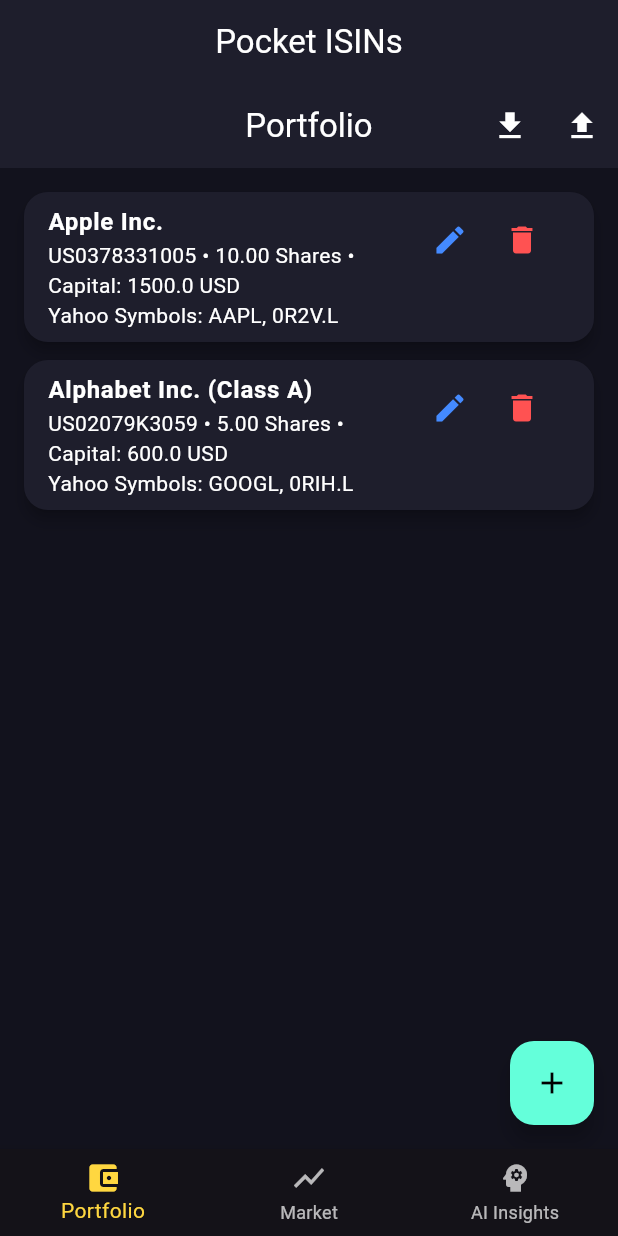
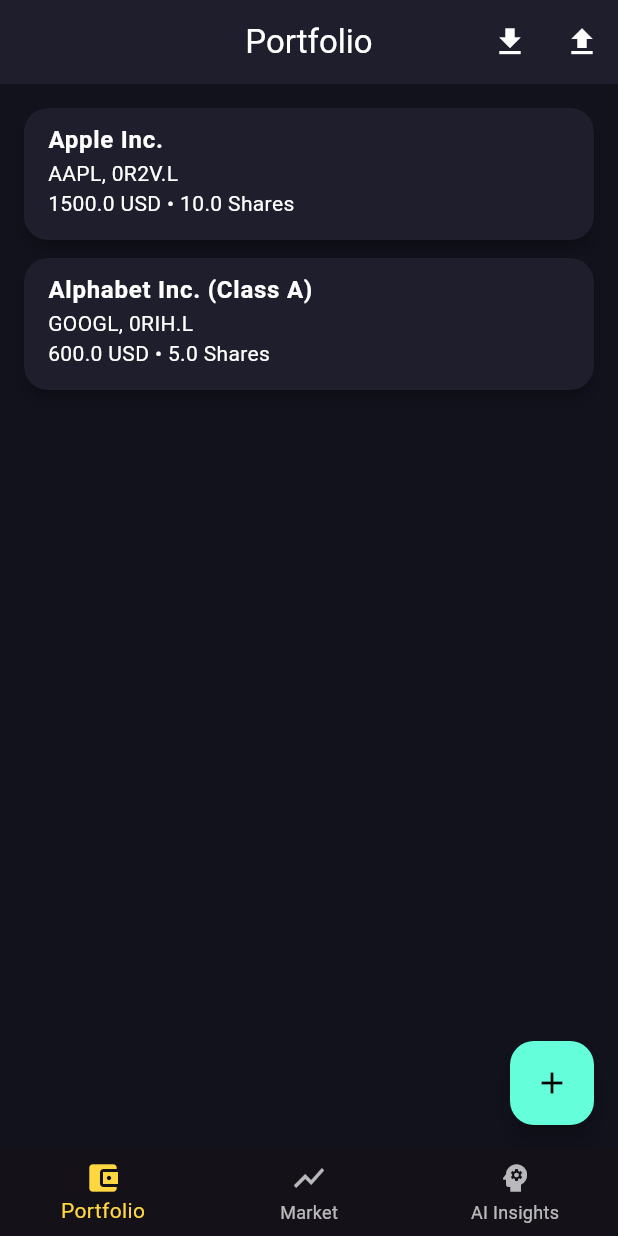
Before and after one commit to garrese/pocket-isins, a Flutter app: the screen it shows after launch, on a phone screen of 412 x 824 dp. Run offline on Flutter 3.47's test engine with Material 3 defaults, Android fonts, the phone set to English and light mode, and no system bars; our stand-ins replace dio, file_picker, fl_chart, flutter_riverpod, flutter_secure_storage, isar and 2 more; accounts and stored records are empty; generated files the repository leaves out were written again.

Commit message:
Refactor UI: Clean up headers, update portfolio layout, and align market info
- Removed global "Pocket ISINs" AppBar in `MainScreen` to prevent double headers.
- Updated `PortfolioScreen` cards to remove trailing edit/delete buttons, adding `onTap` to edit instead.
- Simplified `PortfolioScreen` subtitle layout, hiding "Yahoo Symbols" text and consolidating capital/shares display on one line when available.
- Added a confirmable Delete action `IconButton` to the `AppBar` in `IsinFormScreen`.
- Fixed the alignment of labels and values inside the `TickerDetailScreen`'s Market Info section.

Co-authored-by: garrese <49403460+garrese@users.noreply.github.com>

```diff
--- a/lib/features/portfolio/presentation/portfolio_screen.dart
+++ b/lib/features/portfolio/presentation/portfolio_screen.dart
@@ -123,37 +123,30 @@ class PortfolioScreen extends ConsumerWidget {
               }
               String tickersList = isin.tickers.map((t) => t.symbol).join(', '); // Although we change UI to Yahoo Symbol, we keep variable names internal as isin.tickers.map((t) => t.symbol)
 
+              bool hasPositions = numShares > 0 || totalCapital > 0;
+
               return Card(
                 margin: const EdgeInsets.only(bottom: 12),
                 child: ListTile(
+                  onTap: () {
+                    Navigator.push(
+                      context,
+                      MaterialPageRoute(builder: (_) => IsinFormScreen(isinToEdit: isin)),
+                    );
+                  },
                   title: Text(
                     isin.displayName,
                     style: const TextStyle(fontWeight: FontWeight.bold),
                   ),
-                  subtitle: Text(
-                    '${isin.isinCode} • ${numShares.toStringAsFixed(2)} Shares • Capital: $totalCapital $primaryCurrency\nYahoo Symbols: $tickersList',
-                  ),
-                  isThreeLine: true,
-                  trailing: Row(
-                    mainAxisSize: MainAxisSize.min,
+                  subtitle: Column(
+                    crossAxisAlignment: CrossAxisAlignment.start,
                     children: [
-                      IconButton(
-                        icon: const Icon(Icons.edit, color: Colors.blueAccent),
-                        onPressed: () {
-                           Navigator.push(
-                              context,
-                              MaterialPageRoute(builder: (_) => IsinFormScreen(isinToEdit: isin)),
-                           );
-                        },
-                      ),
-                      IconButton(
-                        icon: const Icon(Icons.delete, color: Colors.redAccent),
-                        onPressed: () {
-                          ref.read(portfolioProvider.notifier).removeIsin(isin.id);
-                        },
-                      ),
+                      Text(tickersList),
+                      if (hasPositions)
+                        Text('$totalCapital $primaryCurrency • $numShares Shares'),
                     ],
                   ),
+                  isThreeLine: hasPositions,
                 ),
               );
             },
--- a/lib/main.dart
+++ b/lib/main.dart
@@ -54,9 +54,6 @@ class MainScreen extends ConsumerWidget {
     ];
 
     return Scaffold(
-      appBar: AppBar(
-        title: const Text('Pocket ISINs'),
-      ),
       body: screens[currentIndex],
       bottomNavigationBar: BottomNavigationBar(
         currentIndex: currentIndex,
```
Also changed, not shown: lib/features/markets/presentation/screens/ticker_detail_screen.dart (+7 -3 lines), lib/features/portfolio/presentation/isin_form_screen.dart (+29 -0 lines).
